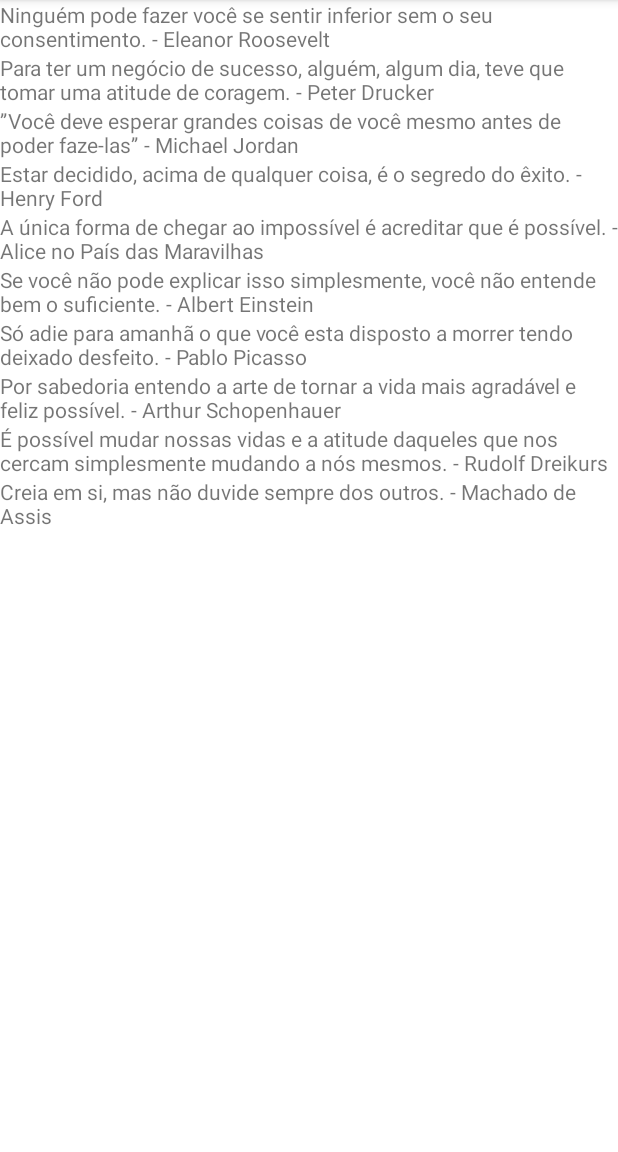
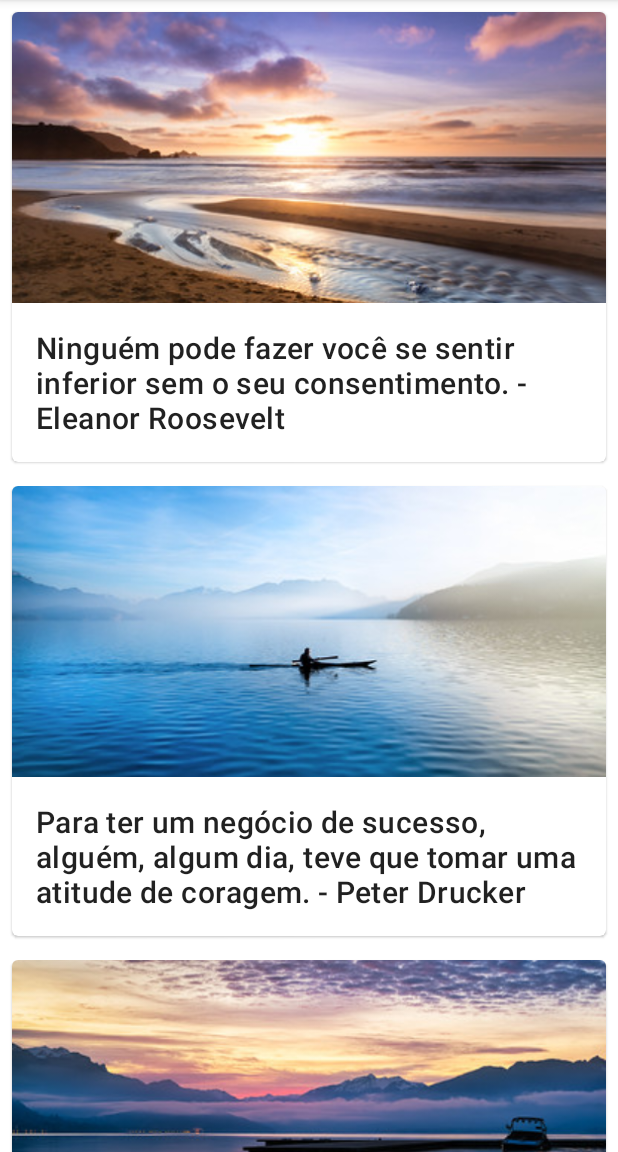
Before and after one commit to alexanderoliveira94/affirmations, an Android app: the screen it shows after launch (MainActivity), on a phone screen of 412 x 824 dp, the part 84-1236 px from its top. Run offline under Robolectric (Android 15) with nearby library versions, the phone set to English and light mode, and no system bars.

Commit message:
Frases linkadas com fotos e Cards para melhor visualização

```diff
--- a/app/src/main/java/com/example/affirmations/adapter/ItemAdapter.kt
+++ b/app/src/main/java/com/example/affirmations/adapter/ItemAdapter.kt
@@ -4,6 +4,7 @@ import android.content.Context
 import android.view.LayoutInflater
 import android.view.View
 import android.view.ViewGroup
+import android.widget.ImageView
 import android.widget.TextView
 import androidx.recyclerview.widget.RecyclerView
 import com.example.affirmations.R
@@ -15,9 +16,10 @@ class ItemAdapter(
     ): RecyclerView.Adapter<ItemAdapter.ItemViewHolder>()  {
 
     class ItemViewHolder(private val view: View):
-        RecyclerView.ViewHolder(view){
+        RecyclerView.ViewHolder(view) {
         val textView: TextView = view.findViewById(R.id.item_title)
-            }
+        val imageView: ImageView = view.findViewById(R.id.item_image)
+    }
 
     override fun onCreateViewHolder(parent: ViewGroup, viewType: Int): ItemViewHolder {
         val adapterLayout = LayoutInflater.from(parent.context)
@@ -33,9 +35,9 @@ class ItemAdapter(
     }
 
     override fun onBindViewHolder(holder: ItemViewHolder, position: Int) {
-       val item = dataset[position]
+        val item = dataset[position]
         holder.textView.text = context.resources.getString(item.stringResourceId)
-
+        holder.imageView.setImageResource(item.imageResourceId)
     }
 
 }
--- a/app/src/main/java/com/example/affirmations/data/Datasource.kt
+++ b/app/src/main/java/com/example/affirmations/data/Datasource.kt
@@ -1,19 +1,19 @@
 package com.example.affirmations.data
 import com.example.affirmations.R
 import com.example.affirmations.model.Affirmation
-class Datasource {
+class Datasource() {
     fun loadAffirmations(): List<Affirmation> {
         return listOf<Affirmation>(
-            Affirmation(R.string.affirmation1),
-            Affirmation(R.string.affirmation2),
-            Affirmation(R.string.affirmation3),
-            Affirmation(R.string.affirmation4),
-            Affirmation(R.string.affirmation5),
-            Affirmation(R.string.affirmation6),
-            Affirmation(R.string.affirmation7),
-            Affirmation(R.string.affirmation8),
-            Affirmation(R.string.affirmation9),
-            Affirmation(R.string.affirmation10)
+            Affirmation(R.string.affirmation1, R.drawable.image1),
+            Affirmation(R.string.affirmation2, R.drawable.image2),
+            Affirmation(R.string.affirmation3, R.drawable.image3),
+            Affirmation(R.string.affirmation4, R.drawable.image4),
+            Affirmation(R.string.affirmation5, R.drawable.image5),
+            Affirmation(R.string.affirmation6, R.drawable.image6),
+            Affirmation(R.string.affirmation7, R.drawable.image7),
+            Affirmation(R.string.affirmation8, R.drawable.image8),
+            Affirmation(R.string.affirmation9, R.drawable.image9),
+            Affirmation(R.string.affirmation10, R.drawable.image10)
         )
     }
 }
--- a/app/src/main/java/com/example/affirmations/model/Affirmation.kt
+++ b/app/src/main/java/com/example/affirmations/model/Affirmation.kt
@@ -1,6 +1,4 @@
 package com.example.affirmations.model
-
-
-data class Affirmation(val stringResourceId: Int){
-
-}
+import androidx.annotation.DrawableRes
+import androidx.annotation.StringRes
+data class Affirmation(@StringRes val stringResourceId: Int, @DrawableRes val imageResourceId: Int)
--- a/app/src/main/res/layout/activity_main.xml
+++ b/app/src/main/res/layout/activity_main.xml
@@ -1,4 +1,3 @@
-<?xml version="1.0" encoding="utf-8"?>
 <?xml version="1.0" encoding="utf-8"?>
 <FrameLayout
 xmlns:android="http://schemas.android.com/apk/res/android"
--- a/app/src/main/res/layout/list_item.xml
+++ b/app/src/main/res/layout/list_item.xml
@@ -1,7 +1,23 @@
 <?xml version="1.0" encoding="utf-8"?>
-<TextView xmlns:android="http://schemas.android.com/apk/res/android"
-    android:id="@+id/item_title"
-    android:layout_width="wrap_content"
-    android:layout_height="wrap_content">
-
-</TextView>
+<com.google.android.material.card.MaterialCardView xmlns:android="http://schemas.android.com/apk/res/android"
+    android:layout_width="match_parent"
+    android:layout_height="wrap_content"
+    android:layout_margin="8dp">
+    <LinearLayout
+        android:layout_width="match_parent"
+        android:layout_height="wrap_content"
+        android:orientation="vertical">
+        <ImageView
+            android:id="@+id/item_image"
+            android:layout_width="match_parent"
+            android:layout_height="194dp"
+            android:importantForAccessibility="no"
+            android:scaleType="centerCrop" />
+        <TextView
+            android:id="@+id/item_title"
+            android:layout_width="wrap_content"
+            android:layout_height="wrap_content"
+            android:padding="16dp"
+            android:textAppearance="?attr/textAppearanceHeadline6" />
+    </LinearLayout>
+</com.google.android.material.card.MaterialCardView>
```
Also changed, not shown: app/src/main/res/drawable/image1.jpg (added), app/src/main/res/drawable/image10.jpg (added), app/src/main/res/drawable/image2.jpg (added), app/src/main/res/drawable/image3.jpg (added), app/src/main/res/drawable/image4.jpg (added), app/src/main/res/drawable/image5.jpg (added), app/src/main/res/drawable/image6.jpg (added), app/src/main/res/drawable/image7.jpg (added), app/src/main/res/drawable/image8.jpg (added), app/src/main/res/drawable/image9.jpg (added).
